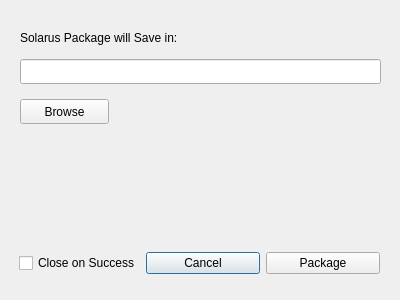
Above: src/widgets/package_dialog.ui from Kangie/solarus before the change. Below: the same form after it.
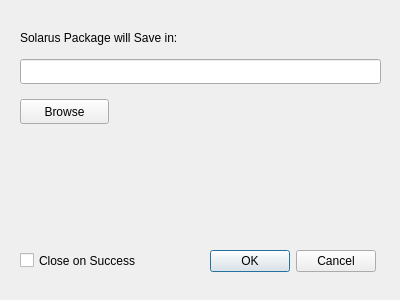
That is the form after the change.

Commit message: Swapped out the two buttons in selection for one two part button box.

```diff
--- a/src/widgets/package_dialog.ui
+++ b/src/widgets/package_dialog.ui
@@ -29,39 +29,6 @@
        <number>0</number>
       </property>
       <widget class="QWidget" name="selection">
-       <widget class="QWidget" name="horizontalLayoutWidget">
-        <property name="geometry">
-         <rect>
-          <x>9</x>
-          <y>239</y>
-          <width>361</width>
-          <height>31</height>
-         </rect>
-        </property>
-        <layout class="QHBoxLayout" name="horizontalLayout">
-         <item>
-          <widget class="QCheckBox" name="selection_auto">
-           <property name="text">
-            <string>Close on Success</string>
-           </property>
-          </widget>
-         </item>
-         <item>
-          <widget class="QPushButton" name="selection_cancel">
-           <property name="text">
-            <string>Cancel</string>
-           </property>
-          </widget>
-         </item>
-         <item>
-          <widget class="QPushButton" name="selection_ok">
-           <property name="text">
-            <string>Package</string>
-           </property>
-          </widget>
-         </item>
-        </layout>
-       </widget>
        <widget class="QLabel" name="selection_header">
         <property name="geometry">
          <rect>
@@ -101,6 +68,32 @@
          <bool>true</bool>
         </property>
        </widget>
+       <widget class="QDialogButtonBox" name="selection_button_box">
+        <property name="geometry">
+         <rect>
+          <x>200</x>
+          <y>240</y>
+          <width>166</width>
+          <height>25</height>
+         </rect>
+        </property>
+        <property name="standardButtons">
+         <set>QDialogButtonBox::Cancel|QDialogButtonBox::Ok</set>
+        </property>
+       </widget>
+       <widget class="QCheckBox" name="selection_auto">
+        <property name="geometry">
+         <rect>
+          <x>10</x>
+          <y>240</y>
+          <width>139</width>
+          <height>23</height>
+         </rect>
+        </property>
+        <property name="text">
+         <string>Close on Success</string>
+        </property>
+       </widget>
       </widget>
       <widget class="QWidget" name="ongoing">
        <widget class="QPushButton" name="ongoing_cancel">
```
Left out of the diff: 8 changed lines with no effect on the pictures. The commit also changes 1 other file.
